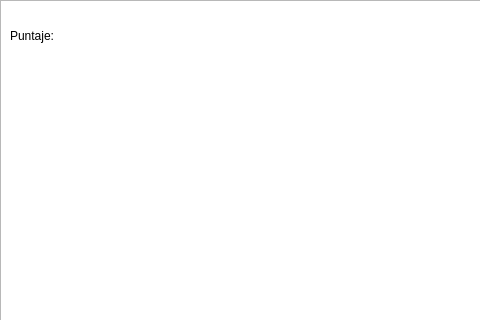
The window that mainwindow.ui (JuanSebastianMejiaOrtiz/Final_Proyecto_Info2) describes before a commit, drawn with Qt 5; both pictures show x 0 to 480 and y 0 to 320 of the 800 by 600 pixel window.
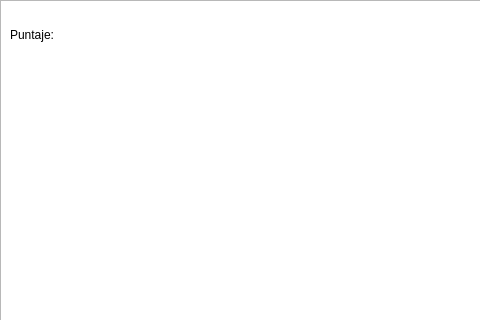
The same window after the commit.

The edit to the form file:
```diff
--- a/mainwindow.ui
+++ b/mainwindow.ui
@@ -29,8 +29,8 @@
      <rect>
       <x>10</x>
       <y>10</y>
-      <width>231</width>
-      <height>51</height>
+      <width>230</width>
+      <height>50</height>
      </rect>
     </property>
     <property name="text">
```
